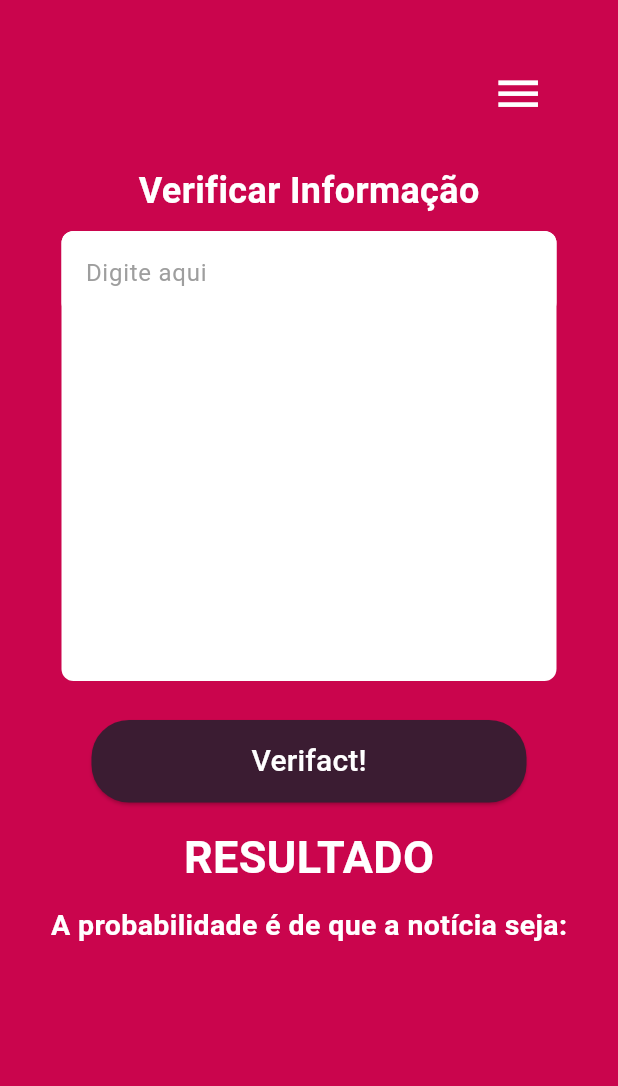
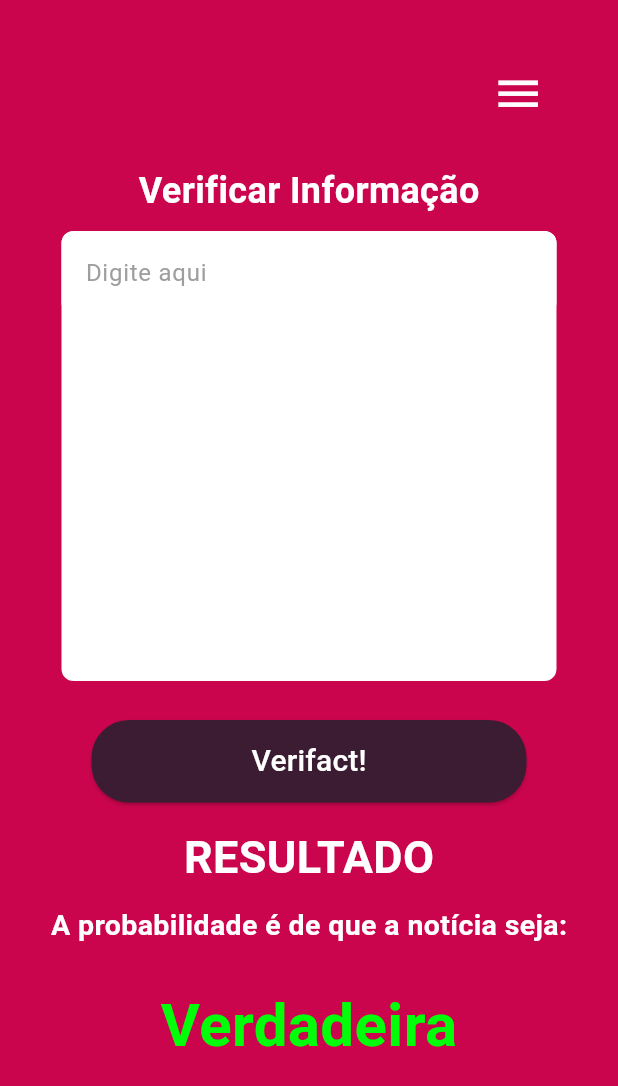
Before and after one commit to danieljmartins/projeto-interdisciplinar-quinto-semestre-mobile, a Flutter app: the screen it shows after launch, after a tap on "Avançar", on a phone screen of 412 x 824 dp. Shown: the top 1086 px of the screen. Run offline on Flutter 3.47's test engine with Material 3 defaults, Android fonts, the phone set to English and light mode, and no system bars.

Commit message:
ajustes layout

```diff
--- a/lib/main.dart
+++ b/lib/main.dart
@@ -20,7 +20,7 @@ class MainApp extends StatelessWidget {
           children: [
             // Cabeçalho
             Positioned(
-              top: 37.0,
+              top: 29.0,
               left: 320.0,
               child: IconButton(
                 icon: const Icon(Icons.menu),
@@ -34,7 +34,7 @@ class MainApp extends StatelessWidget {
 
             // Quadrado
             Positioned(
-              top: 100,
+              top: 82,
               child: ClipRRect(
                 borderRadius: BorderRadius.circular(36),
                 child: Container(
@@ -47,7 +47,7 @@ class MainApp extends StatelessWidget {
 
             // Texto do quadrado "The Riddler"
             const Positioned(
-              top: 102,
+              top: 82,
               left: 67,
               child: Text(
                 'The Riddler',
@@ -63,7 +63,7 @@ class MainApp extends StatelessWidget {
             // Imagem do Charada
             Positioned(
               width: 510.0,
-              top: 130.0,
+              top: 112.0,
               left: -55.0,
               child: Image.asset(
                 'lib/assets/imagens/charada.png',
@@ -75,7 +75,7 @@ class MainApp extends StatelessWidget {
             const Positioned(
               width: 304.0,
               height: 28.0,
-              top: 460.0,
+              top: 443.0,
               child: Text(
                 'Bem Vindo',
                 textAlign: TextAlign.center,
@@ -92,7 +92,7 @@ class MainApp extends StatelessWidget {
             const Positioned(
               width: 304.0,
               height: 44.0,
-              top: 489.0,
+              top: 472.0,
               child: Text(
                 'VERIFACT',
                 textAlign: TextAlign.center,
@@ -107,8 +107,8 @@ class MainApp extends StatelessWidget {
 
             // Lista
             Positioned(
-              width: 345.0,
-              top: 545.0,
+              width: 360.0,
+              top: 530.0,
               child: Column(
                 crossAxisAlignment: CrossAxisAlignment.center,
                 children: [
@@ -118,14 +118,14 @@ class MainApp extends StatelessWidget {
                       'Verifact é um aplicativo que atua no combate às Fake News',
                     ),
                   ),
-                  const SizedBox(height: 9),
+                  const SizedBox(height: 12),
                   Padding(
                     padding: const EdgeInsets.only(right: 16.0),
                     child: _buildListItem(
                       'Através do uso de inteligência artificial, conseguimos detectar padrões de informações e notícias falsas',
                     ),
                   ),
-                  const SizedBox(height: 9),
+                  const SizedBox(height: 12),
                   Padding(
                     padding: const EdgeInsets.only(right: 16.0),
                     child: _buildListItem(
@@ -140,7 +140,7 @@ class MainApp extends StatelessWidget {
             Positioned(
               width: 290.0,
               height: 55.0,
-              top: 710.0,
+              top: 703.0,
               child: ElevatedButton(
                 onPressed: () => Navigator.push(
                   context,
--- a/lib/pesquisa.dart
+++ b/lib/pesquisa.dart
@@ -112,6 +112,17 @@ class Pesquisa extends StatelessWidget {
               ),
             ),
           ),
+          const Positioned(
+            top: 655.0,
+            child: Text(
+              'Verdadeira',
+              style: TextStyle(
+                color: Color.fromARGB(255, 0, 255, 8),
+                fontSize: 40.0,
+                fontWeight: FontWeight.bold,
+              ),
+            ),
+          ),
         ],
       ),
     );
```
